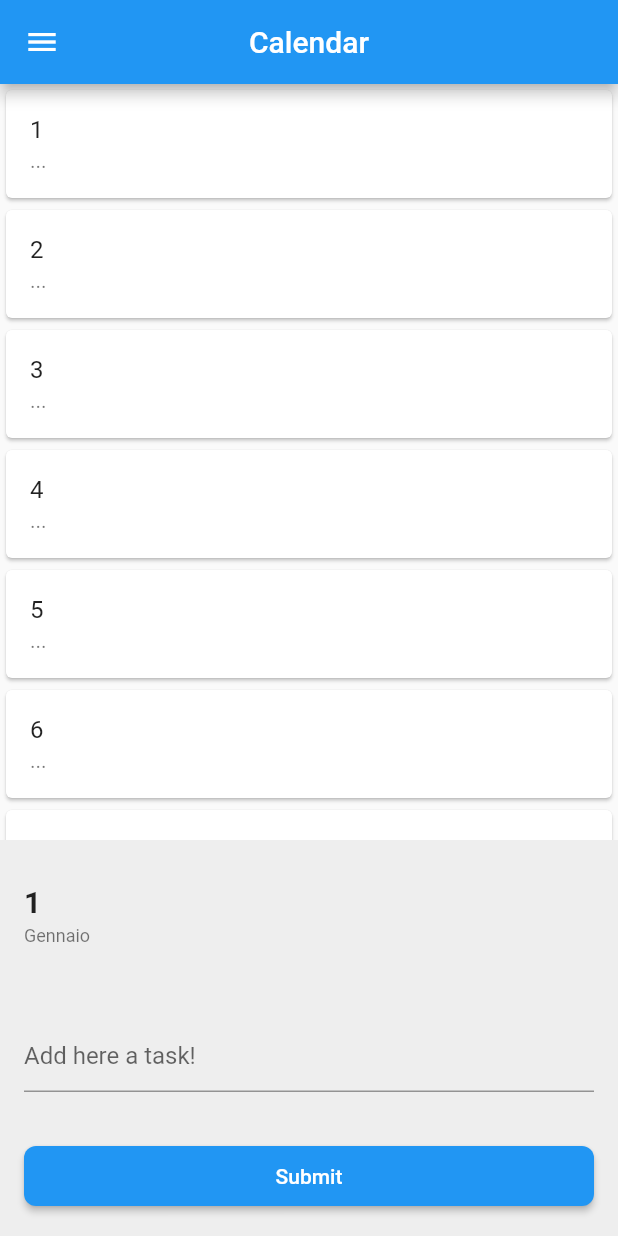
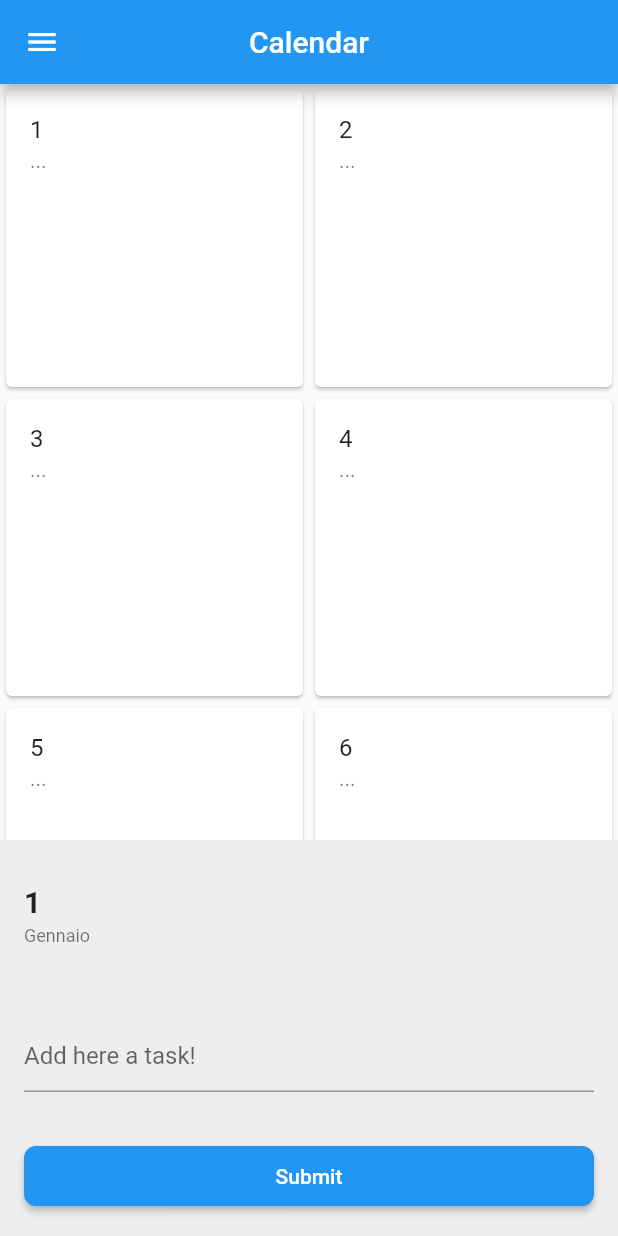
Before and after one commit to ngiuliani-ng/fudeo_start_app, a Flutter app: the screen it shows after launch, after a tap on an icon or button, on a phone screen of 412 x 824 dp. Run offline on Flutter 3.47's test engine with Material 2 defaults, Android fonts, the phone set to English and light mode, and no system bars.

Commit message:
Lesson: GridView.

```diff
--- /dev/null
+++ b/lib/exercises/lesson_2.5.dart
@@ -0,0 +1,185 @@
+import 'package:flutter/material.dart';
+
+class Day {
+  final int nr;
+  String task;
+
+  Day(this.nr);
+}
+
+class Month {
+  final String name;
+  List<Day> days;
+
+  Month(this.name, int daysNr) {
+    days = List.generate(daysNr, (dayNr) => Day(dayNr + 1));
+  }
+}
+
+final months = [
+  Month("Gennaio", 31),
+  Month("Febbario", 28),
+  Month("Marzo", 31),
+  Month("Aprile", 30),
+  Month("Maggio", 31),
+  Month("Giugno", 30),
+  Month("Luglio", 31),
+  Month("Agosto", 31),
+  Month("Settembre", 30),
+  Month("Ottobre", 31),
+  Month("Novembre", 30),
+  Month("Dicembre", 31),
+];
+
+class HomePage extends StatefulWidget {
+  @override
+  _HomePageState createState() => _HomePageState();
+}
+
+class _HomePageState extends State<HomePage> {
+  final TextEditingController _taskController = TextEditingController();
+  int _selectedMonthIndex = 0;
+
+  void onTaskSubmit(Day day) {
+    String task = _taskController.text.trim();
+    setState(() {
+      day.task = task;
+      _taskController.clear();
+    });
+    Navigator.of(context).pop();
+  }
+
+  void onMonthSelected(int index) {
+    setState(() {
+      _selectedMonthIndex = index;
+    });
+    Navigator.of(context).pop();
+  }
+
+  void onDaySelected(BuildContext context, Day day) {
+    _taskController.clear();
+    showBottomSheet(
+      context: context,
+      builder: (_) {
+        return Container(
+          width: double.infinity,
+          color: Colors.grey.shade200,
+          child: Container(
+            padding: EdgeInsets.all(16),
+            child: Column(
+              mainAxisSize: MainAxisSize.min,
+              children: [
+                ListTile(
+                  contentPadding: EdgeInsets.all(0),
+                  title: Text(
+                    day.nr.toString(),
+                    style: TextStyle(
+                      fontSize: 20,
+                      fontWeight: FontWeight.w600,
+                    ),
+                  ),
+                  subtitle: Text(
+                    months[_selectedMonthIndex].name,
+                    style: TextStyle(
+                      fontSize: 12,
+                    ),
+                  ),
+                ),
+                SizedBox(
+                  height: 32,
+                ),
+                TextField(
+                  controller: _taskController,
+                  decoration: InputDecoration(
+                    hintText: "Add here a task!",
+                  ),
+                ),
+                SizedBox(
+                  height: 32,
+                ),
+                MaterialButton(
+                  child: Text(
+                    "Submit",
+                    style: TextStyle(
+                      color: Colors.white,
+                    ),
+                  ),
+                  color: Colors.blue,
+                  height: 40,
+                  minWidth: double.infinity,
+                  shape: RoundedRectangleBorder(
+                    borderRadius: BorderRadius.circular(8),
+                  ),
+                  onPressed: () {
+                    onTaskSubmit(day);
+                  },
+                ),
+              ],
+            ),
+          ),
+        );
+      },
+    );
+  }
+
+  @override
+  Widget build(BuildContext context) {
+    return Scaffold(
+      appBar: AppBar(
+        title: Text("Calendar"),
+        centerTitle: true,
+      ),
+      body: Builder(
+        /**
+         * Il Builder() ci permette di avere un context con una Scaffold() al suo interno, utilizzata per
+         * aprire il pannello inferiore. Il context viene poi utilizato dalla funzione onDaySelected();.
+         */
+        builder: (context) => GridView.count(
+          crossAxisCount: 2,
+          childAspectRatio: 1,
+          children: List.generate(
+            months[_selectedMonthIndex].days.length,
+            (index) {
+              return Card(
+                child: ListTile(
+                  onTap: () {
+                    onDaySelected(context, months[_selectedMonthIndex].days[index]);
+                  },
+                  title: Text(months[_selectedMonthIndex].days[index].nr.toString()),
+                  subtitle: Text(months[_selectedMonthIndex].days[index].task ?? "..."),
+                ),
+              );
+            },
+          ),
+        ),
+      ),
+      drawer: Container(
+        width: 300,
+        color: Colors.white,
+        child: SafeArea(
+          child: ListView.separated(
+            itemBuilder: (context, index) {
+              return Container(
+                color: index == _selectedMonthIndex ? Colors.grey.shade200 : Colors.transparent,
+                child: ListTile(
+                  onTap: () {
+                    onMonthSelected(index);
+                  },
+                  title: Text(months[index].name),
+                ),
+              );
+            },
+            separatorBuilder: (context, index) {
+              return Container(
+                width: double.infinity,
+                height: 1,
+                color: Colors.grey.shade300,
+              );
+            },
+            itemCount: months.length,
+          ),
+        ),
+      ),
+    );
+  }
+}
--- a/lib/main.dart
+++ b/lib/main.dart
@@ -3,7 +3,8 @@ import 'package:flutter/material.dart';
 // import 'exercises/lesson_2.1.dart';
 // import 'exercises/lesson_2.2.dart';
 // import 'exercises/lesson_2.3.dart';
-import 'exercises/lesson_2.4.dart';
+// import 'exercises/lesson_2.4.dart';
+import 'exercises/lesson_2.5.dart';
 
 void main() {
   runApp(App());
```
Also changed, not shown: 2 other files.
